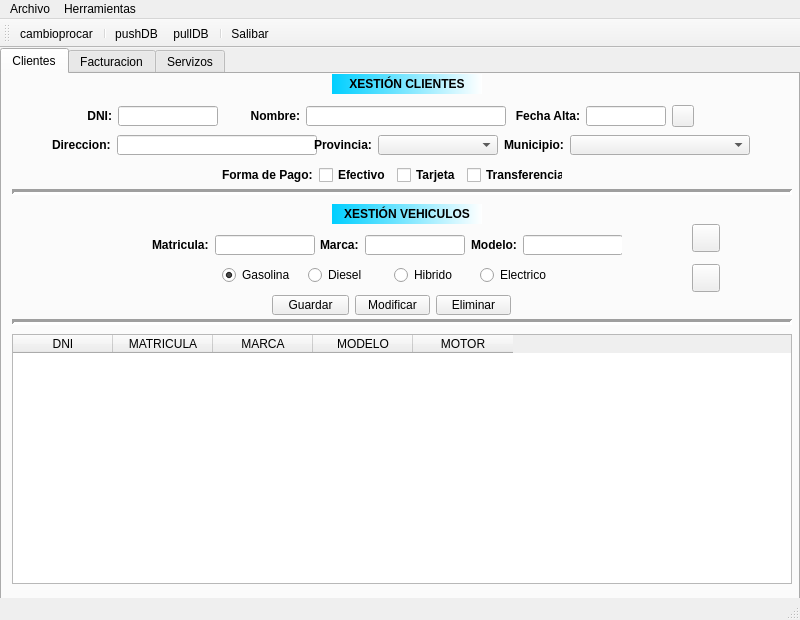
Old version of the form QuintanaRanha/ventMain.ui in the repository Martin-Quintana/Desenvolvemento-de-Interfaces.
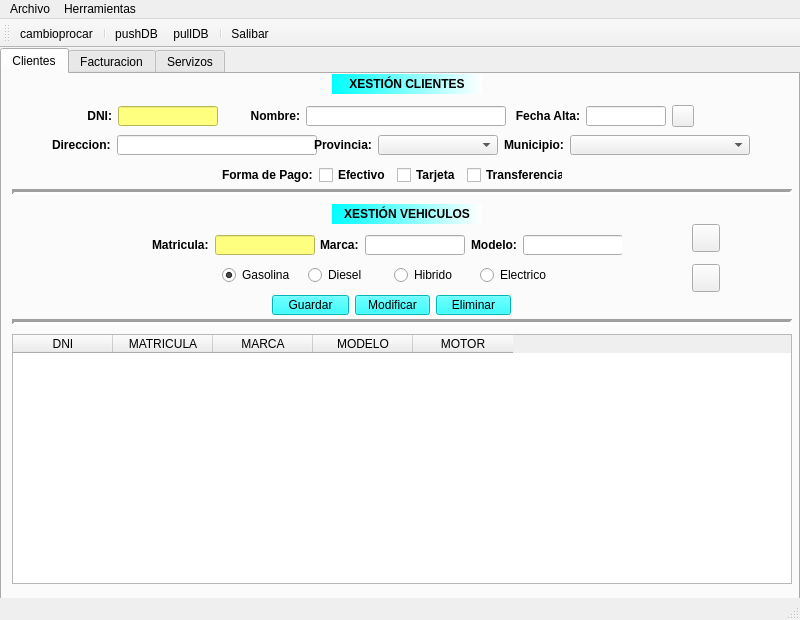
New version of the form. Icons and pictures are not drawn.

```diff
--- a/QuintanaRanha/ventMain.ui
+++ b/QuintanaRanha/ventMain.ui
@@ -121,7 +121,7 @@
        <bool>false</bool>
       </property>
       <property name="styleSheet">
-       <string notr="true">background-color: qlineargradient(spread:pad, x1:0, y1:0, x2:1, y2:0, stop:0 rgba(0, 207, 255, 255), stop:1 rgba(255, 255, 255, 255));</string>
+       <string notr="true">background-color: qlineargradient(spread:pad, x1:0, y1:0, x2:1, y2:0, stop:0 rgb(0, 255, 255), stop:1 rgba(255, 255, 255, 255))</string>
       </property>
       <property name="text">
        <string>XESTIÓN CLIENTES</string>
@@ -183,6 +183,9 @@
            <height>20</height>
           </size>
          </property>
+         <property name="styleSheet">
+          <string notr="true">background-color:rgb(255, 255, 127)</string>
+         </property>
         </widget>
        </item>
        <item>
@@ -500,6 +503,9 @@
            <height>20</height>
           </size>
          </property>
+         <property name="styleSheet">
+          <string notr="true">background-color: rgb(0, 255, 255)</string>
+         </property>
          <property name="text">
           <string>Guardar</string>
          </property>
@@ -519,6 +525,9 @@
            <height>20</height>
           </size>
          </property>
+         <property name="styleSheet">
+          <string notr="true">background-color: rgb(0, 255, 255)</string>
+         </property>
          <property name="text">
           <string>Modificar</string>
          </property>
@@ -538,6 +547,9 @@
            <height>20</height>
           </size>
          </property>
+         <property name="styleSheet">
+          <string notr="true">background-color: rgb(0, 255, 255)</string>
+         </property>
          <property name="text">
           <string>Eliminar</string>
          </property>
@@ -737,6 +749,9 @@
            <height>20</height>
           </size>
          </property>
+         <property name="styleSheet">
+          <string notr="true">background-color:rgb(255, 255, 127)</string>
+         </property>
         </widget>
        </item>
        <item>
@@ -831,7 +846,7 @@
        <bool>false</bool>
       </property>
       <property name="styleSheet">
-       <string notr="true">background-color: qlineargradient(spread:pad, x1:0, y1:0, x2:1, y2:0, stop:0 rgba(0, 207, 255, 255), stop:1 rgba(255, 255, 255, 255));</string>
+       <string notr="true">background-color: qlineargradient(spread:pad, x1:0, y1:0, x2:1, y2:0, stop:0 rgb(0, 255, 255), stop:1 rgba(255, 255, 255, 255))</string>
       </property>
       <property name="text">
        <string>XESTIÓN VEHICULOS</string>
```
